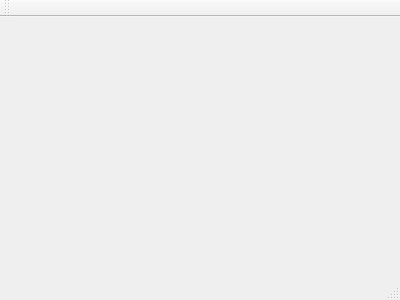
Before: the Qt Designer form mainwindow.ui in HamiguaLu/eyeProtector, drawn with Qt 5.
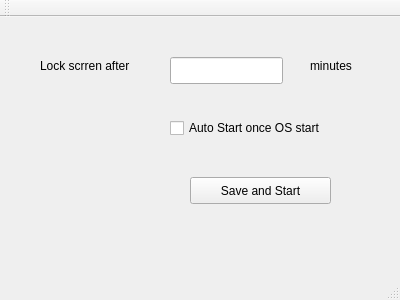
After: the same form once the commit is applied. Icons and pictures are not drawn.

The edit to the form file:
```diff
--- a/mainwindow.ui
+++ b/mainwindow.ui
@@ -12,13 +12,109 @@
   <property name="windowTitle" >
    <string>MainWindow</string>
   </property>
-  <widget class="QMenuBar" name="menuBar" />
-  <widget class="QToolBar" name="mainToolBar" />
-  <widget class="QWidget" name="centralWidget" />
-  <widget class="QStatusBar" name="statusBar" />
+  <widget class="QWidget" name="centralWidget">
+   <widget class="QLabel" name="label">
+    <property name="geometry">
+     <rect>
+      <x>40</x>
+      <y>40</y>
+      <width>131</width>
+      <height>17</height>
+     </rect>
+    </property>
+    <property name="text">
+     <string>Lock scrren after</string>
+    </property>
+   </widget>
+   <widget class="QLineEdit" name="m_lockTime">
+    <property name="geometry">
+     <rect>
+      <x>170</x>
+      <y>40</y>
+      <width>113</width>
+      <height>27</height>
+     </rect>
+    </property>
+   </widget>
+   <widget class="QLabel" name="label_2">
+    <property name="geometry">
+     <rect>
+      <x>310</x>
+      <y>40</y>
+      <width>67</width>
+      <height>17</height>
+     </rect>
+    </property>
+    <property name="text">
+     <string>minutes</string>
+    </property>
+   </widget>
+   <widget class="QLabel" name="label_3">
+    <property name="geometry">
+     <rect>
+      <x>20</x>
+      <y>80</y>
+      <width>131</width>
+      <height>121</height>
+     </rect>
+    </property>
+    <property name="text">
+     <string/>
+    </property>
+    <property name="pixmap">
+     <pixmap resource="icon.qrc">:/icon/main/res/Eye_small.png</pixmap>
+    </property>
+   </widget>
+   <widget class="QCheckBox" name="checkBox">
+    <property name="geometry">
+     <rect>
+      <x>170</x>
+      <y>100</y>
+      <width>201</width>
+      <height>22</height>
+     </rect>
+    </property>
+    <property name="text">
+     <string>Auto Start once OS start</string>
+    </property>
+   </widget>
+   <widget class="QPushButton" name="pushButton">
+    <property name="geometry">
+     <rect>
+      <x>190</x>
+      <y>160</y>
+      <width>141</width>
+      <height>27</height>
+     </rect>
+    </property>
+    <property name="text">
+     <string>Save and Start</string>
+    </property>
+   </widget>
+  </widget>
+  <widget class="QToolBar" name="mainToolBar">
+   <attribute name="toolBarArea">
+    <enum>TopToolBarArea</enum>
+   </attribute>
+   <attribute name="toolBarBreak">
+    <bool>false</bool>
+   </attribute>
+  </widget>
+  <widget class="QStatusBar" name="statusBar"/>
+  <widget class="QMenuBar" name="menuBar">
+   <property name="geometry">
+    <rect>
+     <x>0</x>
+     <y>0</y>
+     <width>400</width>
+     <height>25</height>
+    </rect>
+   </property>
+  </widget>
  </widget>
- <layoutDefault spacing="6" margin="11" />
- <pixmapfunction></pixmapfunction>
- <resources/>
+ <layoutdefault spacing="6" margin="11"/>
+ <resources>
+  <include location="icon.qrc"/>
+ </resources>
  <connections/>
 </ui>
```
Left out of the diff: 7 changed lines with no effect on the pictures.
